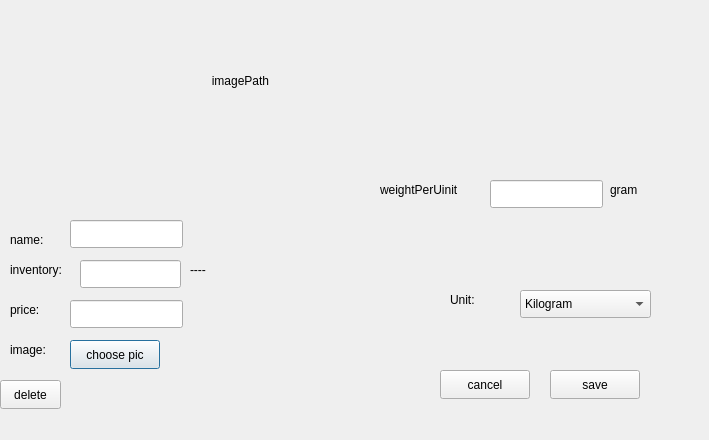
First picture: the form in CakeManager/src/ui/MaterialCard/materialdialog.ui, repository mohammad23-c/CakeManager, before the edit.
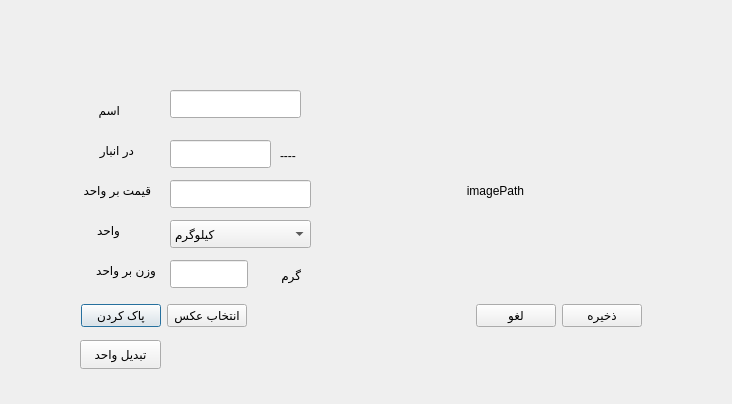
Second picture: the form after the edit.

Patch:
```diff
--- a/CakeManager/src/ui/MaterialCard/materialdialog.ui
+++ b/CakeManager/src/ui/MaterialCard/materialdialog.ui
@@ -6,110 +6,45 @@
    <rect>
     <x>0</x>
     <y>0</y>
-    <width>709</width>
-    <height>440</height>
+    <width>732</width>
+    <height>404</height>
    </rect>
   </property>
   <property name="windowTitle">
    <string>Dialog</string>
   </property>
-  <widget class="QLabel" name="IngredientName">
-   <property name="geometry">
-    <rect>
-     <x>10</x>
-     <y>230</y>
-     <width>91</width>
-     <height>20</height>
-    </rect>
-   </property>
-   <property name="text">
-    <string>name:</string>
-   </property>
-  </widget>
-  <widget class="QLabel" name="IngredientPrice">
-   <property name="geometry">
-    <rect>
-     <x>10</x>
-     <y>300</y>
-     <width>63</width>
-     <height>20</height>
-    </rect>
-   </property>
-   <property name="text">
-    <string>price:</string>
-   </property>
-  </widget>
-  <widget class="QLabel" name="IngredientUnit">
-   <property name="geometry">
-    <rect>
-     <x>450</x>
-     <y>290</y>
-     <width>63</width>
-     <height>20</height>
-    </rect>
-   </property>
-   <property name="text">
-    <string>Unit:</string>
-   </property>
-  </widget>
-  <widget class="QLabel" name="ingredientImage">
-   <property name="geometry">
-    <rect>
-     <x>10</x>
-     <y>340</y>
-     <width>63</width>
-     <height>20</height>
-    </rect>
-   </property>
-   <property name="text">
-    <string>image:</string>
-   </property>
-  </widget>
-  <widget class="QLabel" name="Image">
+  <widget class="QLabel" name="pricePerUintLabel">
    <property name="geometry">
     <rect>
      <x>60</x>
-     <y>10</y>
-     <width>361</width>
-     <height>141</height>
+     <y>260</y>
+     <width>96</width>
+     <height>20</height>
     </rect>
    </property>
    <property name="text">
-    <string>imagePath</string>
+    <string>وزن بر واحد</string>
    </property>
-   <property name="alignment">
-    <set>Qt::AlignmentFlag::AlignCenter</set>
-   </property>
   </widget>
-  <widget class="QPushButton" name="choosePicBtn">
+  <widget class="QLabel" name="label_2">
    <property name="geometry">
     <rect>
-     <x>70</x>
-     <y>340</y>
-     <width>90</width>
-     <height>29</height>
+     <x>260</x>
+     <y>260</y>
+     <width>41</width>
+     <height>31</height>
     </rect>
    </property>
    <property name="text">
-    <string>choose pic</string>
-   </property>
-  </widget>
-  <widget class="QLineEdit" name="NamelineEdit">
-   <property name="geometry">
-    <rect>
-     <x>70</x>
-     <y>220</y>
-     <width>113</width>
-     <height>28</height>
-    </rect>
+    <string>گرم</string>
    </property>
   </widget>
   <widget class="QLineEdit" name="PriceLineEdit">
    <property name="geometry">
     <rect>
-     <x>70</x>
-     <y>300</y>
-     <width>113</width>
+     <x>170</x>
+     <y>180</y>
+     <width>141</width>
      <height>28</height>
     </rect>
    </property>
@@ -117,139 +52,205 @@
   <widget class="QComboBox" name="UnitcomboBox">
    <property name="geometry">
     <rect>
-     <x>520</x>
-     <y>290</y>
-     <width>131</width>
+     <x>170</x>
+     <y>220</y>
+     <width>141</width>
      <height>28</height>
     </rect>
    </property>
    <item>
     <property name="text">
-     <string>Kilogram</string>
+     <string>کیلوگرم</string>
     </property>
    </item>
    <item>
     <property name="text">
-     <string>gram</string>
+     <string>گرم</string>
     </property>
    </item>
    <item>
     <property name="text">
-     <string>piece</string>
+     <string>عدد</string>
     </property>
    </item>
   </widget>
-  <widget class="QLabel" name="pricePerUintLabel">
-   <property name="geometry">
-    <rect>
-     <x>380</x>
-     <y>180</y>
-     <width>101</width>
-     <height>20</height>
-    </rect>
-   </property>
-   <property name="text">
-    <string>weightPerUinit</string>
-   </property>
-  </widget>
   <widget class="QLineEdit" name="PricepuLineE">
    <property name="geometry">
     <rect>
-     <x>490</x>
-     <y>180</y>
-     <width>113</width>
+     <x>170</x>
+     <y>260</y>
+     <width>78</width>
      <height>28</height>
     </rect>
    </property>
   </widget>
-  <widget class="QPushButton" name="save">
-   <property name="geometry">
-    <rect>
-     <x>550</x>
-     <y>370</y>
-     <width>90</width>
-     <height>29</height>
-    </rect>
-   </property>
-   <property name="text">
-    <string>save</string>
-   </property>
-  </widget>
-  <widget class="QPushButton" name="pushButton_2">
-   <property name="geometry">
-    <rect>
-     <x>440</x>
-     <y>370</y>
-     <width>90</width>
-     <height>29</height>
-    </rect>
-   </property>
-   <property name="text">
-    <string>cancel</string>
-   </property>
-  </widget>
-  <widget class="QPushButton" name="deleteIngredent">
-   <property name="geometry">
-    <rect>
-     <x>0</x>
-     <y>380</y>
-     <width>61</width>
-     <height>29</height>
-    </rect>
-   </property>
-   <property name="text">
-    <string>delete</string>
-   </property>
-  </widget>
   <widget class="QLabel" name="labelInventory">
    <property name="geometry">
     <rect>
-     <x>10</x>
-     <y>260</y>
-     <width>71</width>
+     <x>70</x>
+     <y>140</y>
+     <width>64</width>
      <height>20</height>
     </rect>
    </property>
    <property name="text">
-    <string>inventory:</string>
+    <string>در انبار</string>
    </property>
   </widget>
   <widget class="QLineEdit" name="lineEditInventory">
    <property name="geometry">
     <rect>
-     <x>80</x>
-     <y>260</y>
+     <x>170</x>
+     <y>140</y>
      <width>101</width>
      <height>28</height>
     </rect>
    </property>
   </widget>
-  <widget class="QLabel" name="label_2">
-   <property name="geometry">
-    <rect>
-     <x>610</x>
-     <y>180</y>
-     <width>63</width>
-     <height>20</height>
-    </rect>
-   </property>
-   <property name="text">
-    <string>gram</string>
-   </property>
-  </widget>
   <widget class="QLabel" name="showUnit">
    <property name="geometry">
     <rect>
-     <x>190</x>
-     <y>260</y>
-     <width>63</width>
-     <height>20</height>
+     <x>280</x>
+     <y>140</y>
+     <width>61</width>
+     <height>31</height>
     </rect>
    </property>
    <property name="text">
     <string>----</string>
    </property>
   </widget>
+  <widget class="QLabel" name="IngredientUnit">
+   <property name="geometry">
+    <rect>
+     <x>90</x>
+     <y>220</y>
+     <width>30</width>
+     <height>20</height>
+    </rect>
+   </property>
+   <property name="text">
+    <string>واحد</string>
+   </property>
+  </widget>
+  <widget class="QLabel" name="IngredientName">
+   <property name="geometry">
+    <rect>
+     <x>80</x>
+     <y>100</y>
+     <width>40</width>
+     <height>20</height>
+    </rect>
+   </property>
+   <property name="text">
+    <string>اسم</string>
+   </property>
+  </widget>
+  <widget class="QLabel" name="Image">
+   <property name="geometry">
+    <rect>
+     <x>350</x>
+     <y>90</y>
+     <width>291</width>
+     <height>201</height>
+    </rect>
+   </property>
+   <property name="text">
+    <string>imagePath</string>
+   </property>
+   <property name="alignment">
+    <set>Qt::AlignmentFlag::AlignCenter</set>
+   </property>
+  </widget>
+  <widget class="QLabel" name="IngredientPrice">
+   <property name="geometry">
+    <rect>
+     <x>60</x>
+     <y>180</y>
+     <width>91</width>
+     <height>20</height>
+    </rect>
+   </property>
+   <property name="text">
+    <string>قیمت بر واحد</string>
+   </property>
+  </widget>
+  <widget class="QLineEdit" name="NamelineEdit">
+   <property name="geometry">
+    <rect>
+     <x>170</x>
+     <y>90</y>
+     <width>131</width>
+     <height>28</height>
+    </rect>
+   </property>
+  </widget>
+  <widget class="QWidget" name="layoutWidget">
+   <property name="geometry">
+    <rect>
+     <x>81</x>
+     <y>300</y>
+     <width>561</width>
+     <height>31</height>
+    </rect>
+   </property>
+   <layout class="QHBoxLayout" name="horizontalLayout_2">
+    <item>
+     <widget class="QPushButton" name="deleteIngredent">
+      <property name="text">
+       <string>پاک کردن</string>
+      </property>
+     </widget>
+    </item>
+    <item>
+     <widget class="QPushButton" name="choosePicBtn">
+      <property name="text">
+       <string>انتخاب عکس</string>
+      </property>
+     </widget>
+    </item>
+    <item>
+     <spacer name="horizontalSpacer">
+      <property name="orientation">
+       <enum>Qt::Orientation::Horizontal</enum>
+      </property>
+      <property name="sizeHint" stdset="0">
+       <size>
+        <width>40</width>
+        <height>20</height>
+       </size>
+      </property>
+     </spacer>
+    </item>
+    <item>
+     <widget class="QPushButton" name="pushButton_2">
+      <property name="text">
+       <string>لغو</string>
+      </property>
+     </widget>
+    </item>
+    <item>
+     <widget class="QPushButton" name="save">
+      <property name="text">
+       <string>ذخیره</string>
+      </property>
+     </widget>
+    </item>
+   </layout>
+  </widget>
+  <widget class="QPushButton" name="tabdilVahed">
+   <property name="geometry">
+    <rect>
+     <x>80</x>
+     <y>340</y>
+     <width>81</width>
+     <height>29</height>
+    </rect>
+   </property>
+   <property name="text">
+    <string>تبدیل واحد</string>
+   </property>
+  </widget>
  </widget>
  <resources/>
  <connections/>
```
